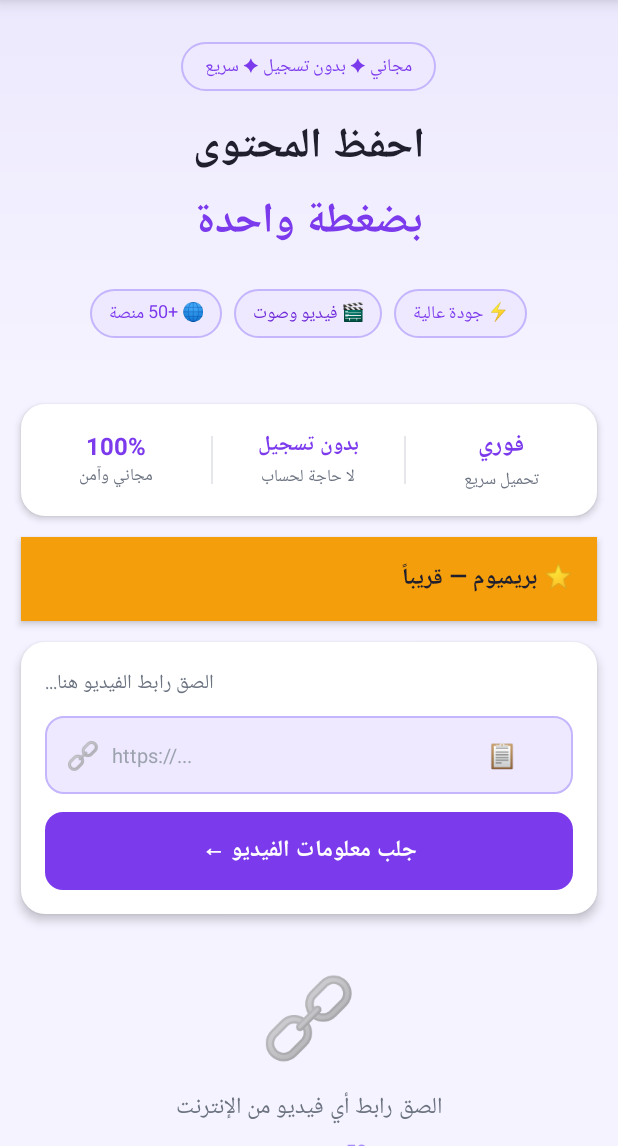
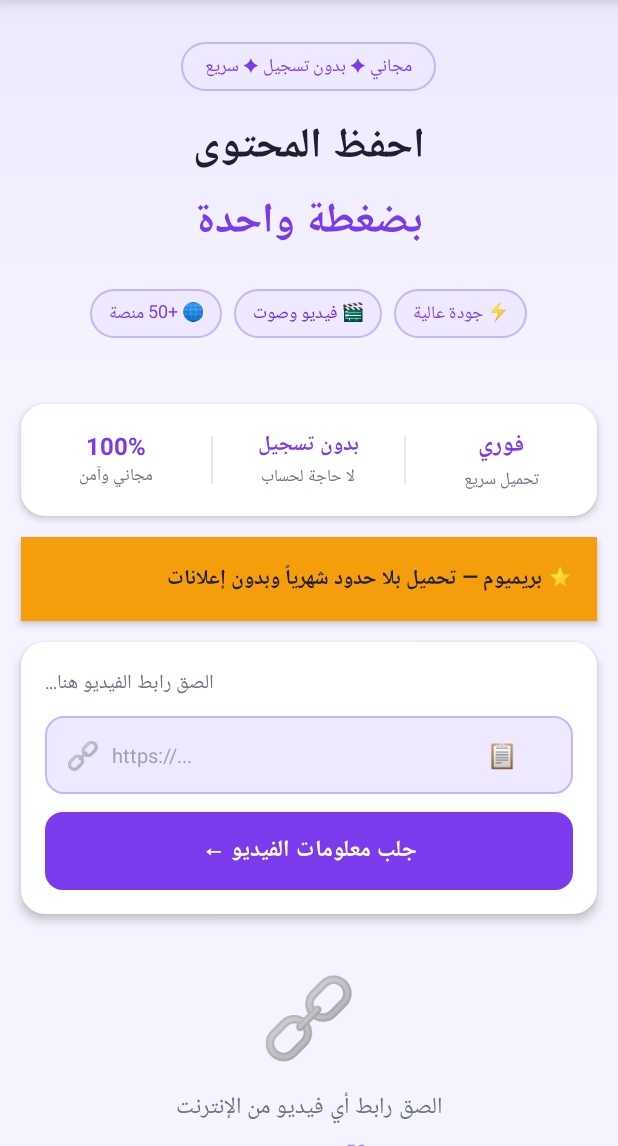
Before and after one commit to Ahmedmutlag/VIP-, an Android app: the screen it shows after launch (MainActivity), on a phone screen of 412 x 824 dp, the part 90-1236 px from its top. Run offline under Robolectric (Android 15) with nearby library versions, the phone set to English and light mode, and no system bars; our stand-ins replace AdMob; libraries missing offline, so code that uses them is left out: com.android.billingclient; pictures from the network do not load; 4 statements that could not run were skipped.

Commit message:
Fix premium button text: add ID to title TextView, update text dynamically

```diff
--- a/android-app/app/src/main/java/com/nazzilhaplus/app/MainActivity.java
+++ b/android-app/app/src/main/java/com/nazzilhaplus/app/MainActivity.java
@@ -85,7 +85,7 @@ public class MainActivity extends AppCompatActivity implements PurchasesUpdatedL
     private EditText urlInput;
     private Button pasteBtn, fetchBtn;
     private LinearLayout premiumBtn;
-    private TextView premiumBtnSub;
+    private TextView premiumBtnTitle, premiumBtnSub;
     private ImageButton menuBtn;
     private ProgressBar loadingSpinner;
     private TextView errorBox;
@@ -172,6 +172,7 @@ public class MainActivity extends AppCompatActivity implements PurchasesUpdatedL
         fetchBtn         = findViewById(R.id.fetchBtn);
         menuBtn          = findViewById(R.id.menuBtn);
         premiumBtn       = findViewById(R.id.premiumBtn);
+        premiumBtnTitle  = findViewById(R.id.premiumBtnTitle);
         premiumBtnSub    = findViewById(R.id.premiumBtnSub);
         loadingSpinner   = findViewById(R.id.loadingSpinner);
         errorBox         = findViewById(R.id.errorBox);
@@ -541,11 +542,11 @@ public class MainActivity extends AppCompatActivity implements PurchasesUpdatedL
     private void refreshPremiumButton() {
         if (isPremiumActive()) {
             premiumBtn.setBackgroundColor(android.graphics.Color.parseColor("#16A34A"));
-            if (premiumBtnSub != null) premiumBtnSub.setText("✅ اشتراكك نشط — تحميل بلا حدود وبدون إعلانات");
+            if (premiumBtnTitle != null) premiumBtnTitle.setText("✅ اشتراكك نشط — تحميل بلا حدود وبدون إعلانات");
             bannerAdView.setVisibility(View.GONE);
         } else {
             premiumBtn.setBackgroundColor(android.graphics.Color.parseColor("#F59E0B"));
-            if (premiumBtnSub != null) premiumBtnSub.setText("⭐ بريميوم — تحميل بلا حدود شهرياً وبدون إعلانات");
+            if (premiumBtnTitle != null) premiumBtnTitle.setText("⭐ بريميوم — تحميل بلا حدود شهرياً وبدون إعلانات");
         }
     }
 
--- a/android-app/app/src/main/res/layout/activity_main.xml
+++ b/android-app/app/src/main/res/layout/activity_main.xml
@@ -254,11 +254,12 @@
                 android:focusable="true">
 
                 <TextView
+                    android:id="@+id/premiumBtnTitle"
                     android:layout_width="0dp"
                     android:layout_height="wrap_content"
                     android:layout_weight="1"
-                    android:text="⭐ بريميوم — قريباً"
-                    android:textSize="15sp"
+                    android:text="⭐ بريميوم — تحميل بلا حدود شهرياً وبدون إعلانات"
+                    android:textSize="14sp"
                     android:textColor="#1F1F2E"
                     android:textStyle="bold" />
 
```
